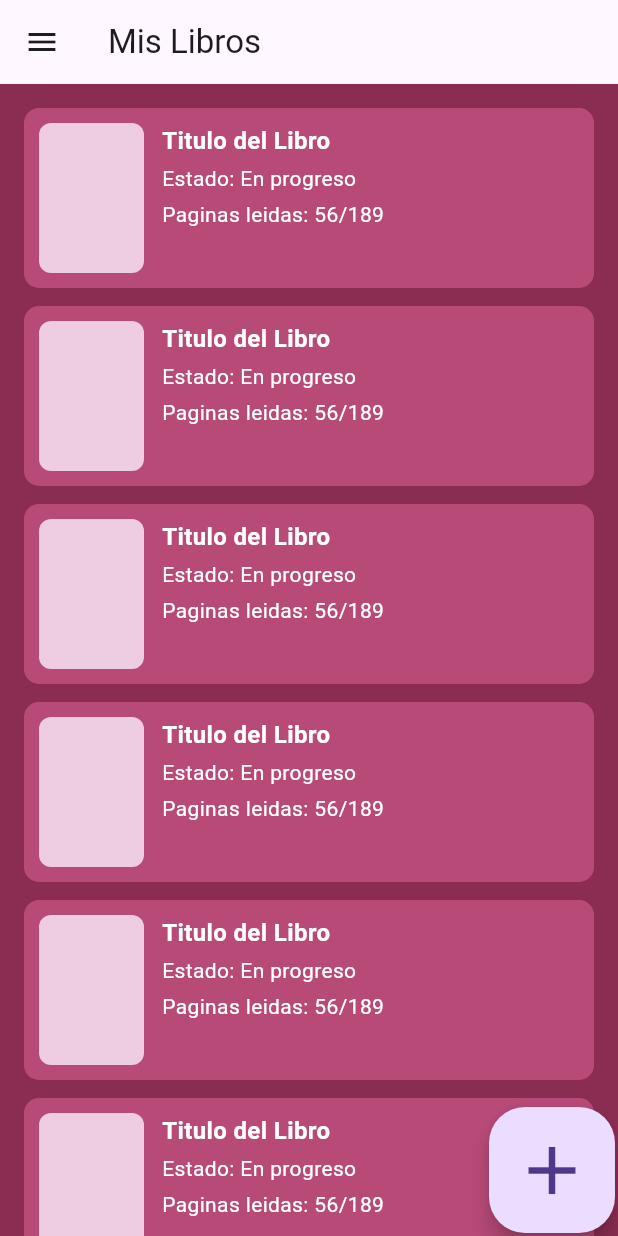
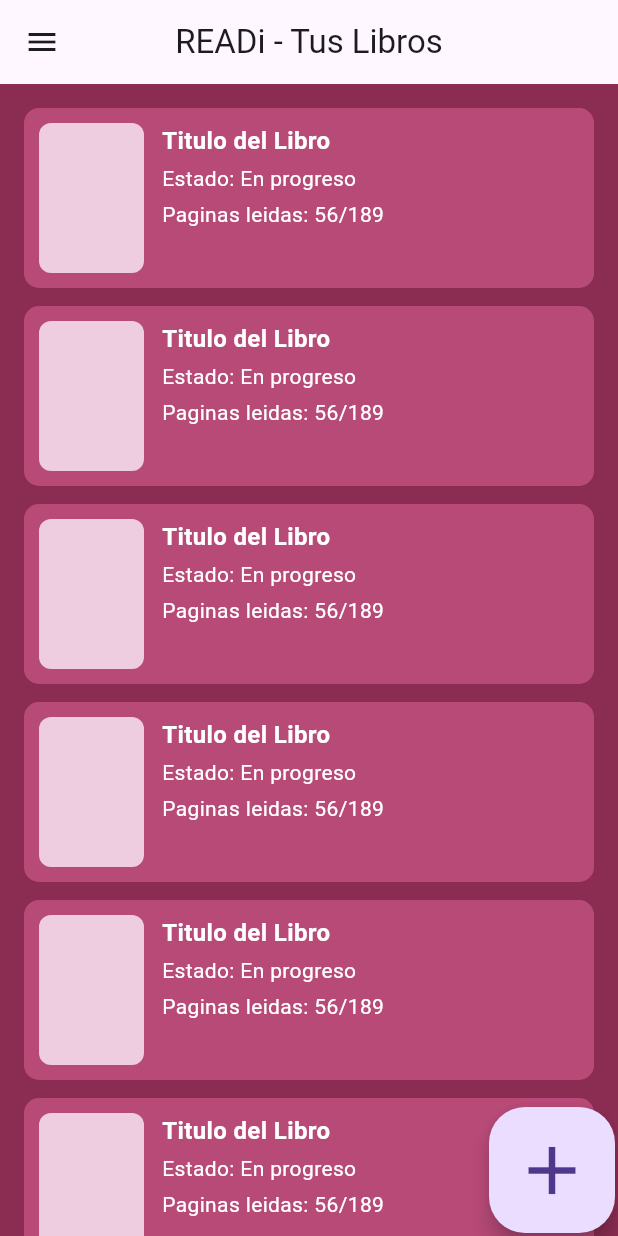
Before and after one commit to josrmz/readi_app, a Flutter app: the HomePage screen opened directly, on a phone screen of 412 x 824 dp. Run offline on Flutter 3.47's test engine with Material 3 defaults, Android fonts, the phone set to English and light mode, and no system bars; our stand-ins replace cloud_firestore, firebase_auth, firebase_core; accounts and stored records are empty.

```diff
--- a/lib/views/homepage.dart
+++ b/lib/views/homepage.dart
@@ -1,6 +1,7 @@
 import 'package:flutter/material.dart';
 import 'package:readi_app/views/editlibro.dart';
 import 'package:readi_app/widgets/infolibro.dart';
+import 'package:readi_app/views/welcomepage.dart';
 
 class HomePage extends StatelessWidget {
   const HomePage({super.key});
@@ -9,27 +10,52 @@ class HomePage extends StatelessWidget {
   Widget build(BuildContext context) {
     return Scaffold(
       appBar: AppBar(
-        title: const Text('Mis Libros'),
+        centerTitle: true, // <-- centramos el título
+        title: const Text('READi - Tus Libros'),
       ),
       drawer: Drawer(
         child: ListView(
           padding: EdgeInsets.zero,
-          children: const [
-            DrawerHeader(
+          children: [
+            const DrawerHeader(
               decoration: BoxDecoration(
                 color: Color.fromARGB(148, 163, 55, 115),
               ),
               child: Text('Menu'),
             ),
+
+            ListTile(
+              leading: const Icon(Icons.logout),
+              title: const Text("Cerrar sesión"),
+
+              onTap: () {
+                // ----------------------------
+                // Aquí irá la lógica para cerrar sesión en Firebase
+                // Ej: FirebaseAuth.instance.signOut();
+                // ----------------------------
+
+                Navigator.pushReplacement(
+                  context,
+                  MaterialPageRoute(
+                    builder: (context) => const WelcomePage(),
+                  ),
+                );
+              },
+            ),
           ],
         ),
       ),
       body: const InfoLibro(),
+
       floatingActionButton: Transform.scale(
         scale: 1.5,
         child: FloatingActionButton(
           onPressed: () {
-            Navigator.push(context, MaterialPageRoute(builder: (context) => const EditLibro())
+            Navigator.push(
+              context,
+              MaterialPageRoute(
+                builder: (context) => const EditLibro(),
+              ),
             );
             // Aqui debera ir la logica para subir a la base de firebase
           },
--- a/lib/views/loginpage.dart
+++ b/lib/views/loginpage.dart
@@ -23,7 +23,7 @@ class LoginPage extends StatelessWidget {
         ),
 
       ),
-      body: Container(
+      body: SizedBox(
         height: MediaQuery.of(context).size.height,
         width: double.infinity,
         child: Column(
@@ -75,7 +75,7 @@ class LoginPage extends StatelessWidget {
                       minWidth: double.infinity,
                       height: 60,
                       onPressed: (){ },
-                      color: Color(0xF875AA),
+                      color: Color(0x00f875aa),
                       elevation: 0,
                       shape: RoundedRectangleBorder(
                         borderRadius: BorderRadiusGeometry.circular(50),
--- a/lib/views/signup.dart
+++ b/lib/views/signup.dart
@@ -74,7 +74,7 @@ class SignUpPage extends StatelessWidget {
                     minWidth: double.infinity,
                     height: 60,
                     onPressed: (){ },
-                    color: Color(0xF875AA),
+                    color: Color(0x00f875aa),
                     elevation: 0,
                     shape: RoundedRectangleBorder(
                       borderRadius: BorderRadiusGeometry.circular(50),
--- a/lib/views/welcomepage.dart
+++ b/lib/views/welcomepage.dart
@@ -81,7 +81,7 @@ class WelcomePage extends StatelessWidget {
                     onPressed: (){
                       Navigator.push(context, MaterialPageRoute(builder: (context) => SignUpPage()));
                     },
-                    color: Color(0xF875AA),
+                    color: Color(0x00f875aa),
                     shape: RoundedRectangleBorder(
                       borderRadius: BorderRadius.circular(50)
                     ),
```
Also changed, not shown: lib/main.dart (+8 -2 lines), lib/providers/bookprovider.dart (added, +53 -0 lines).
